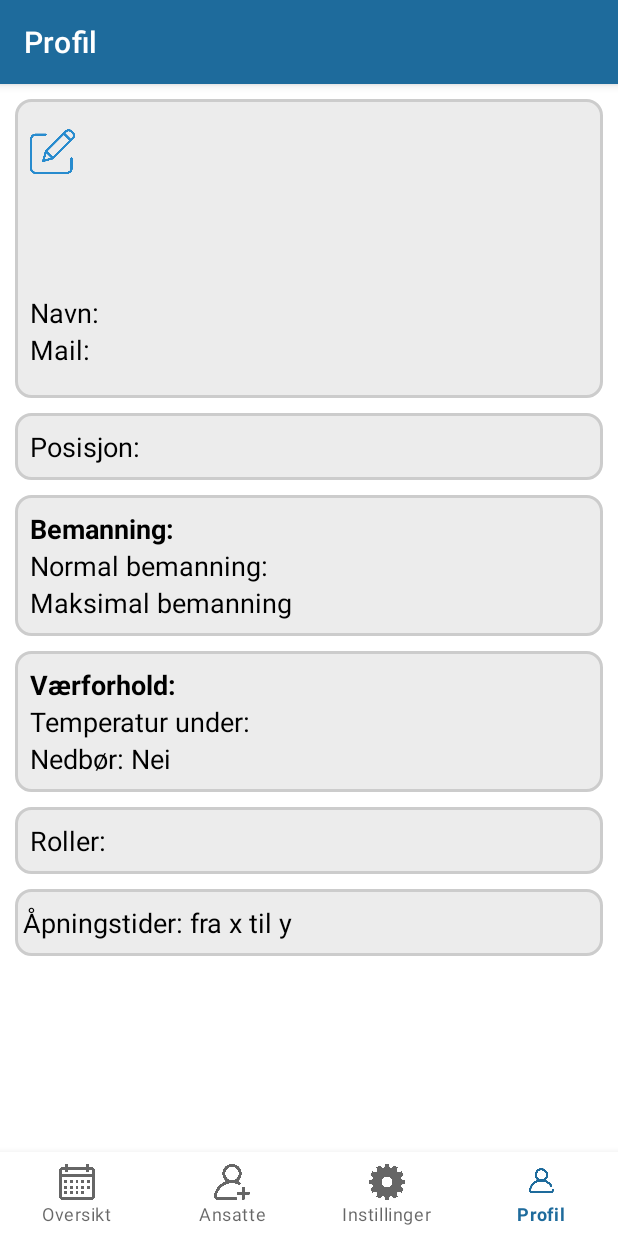
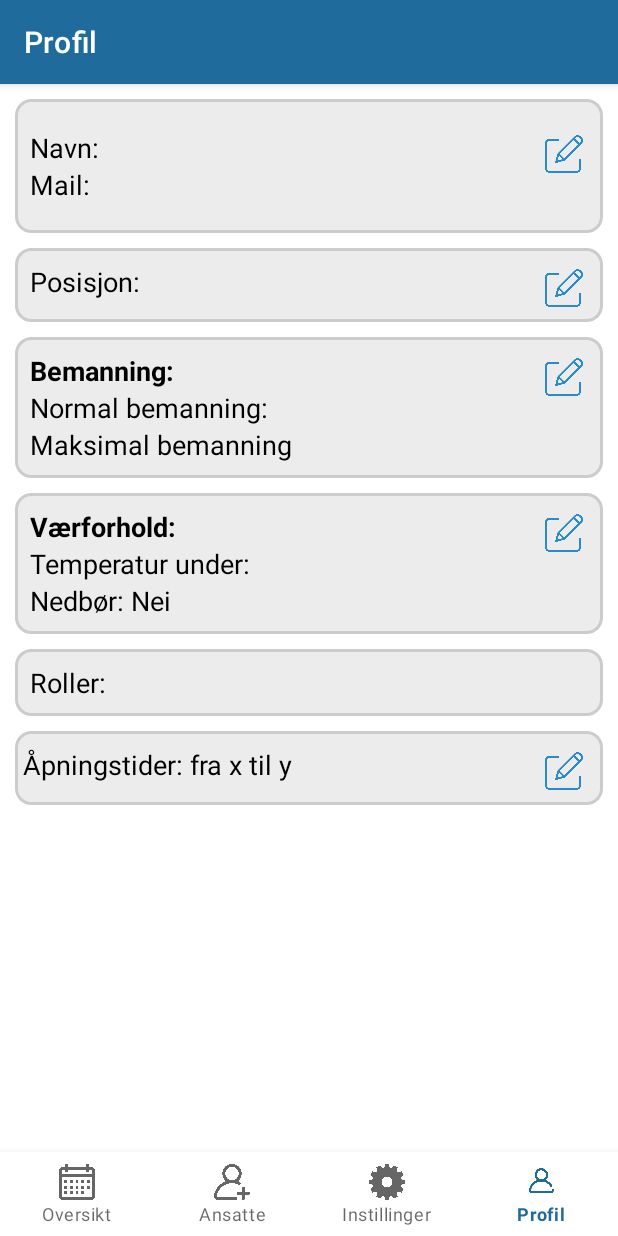
Before and after one commit to lisaantufyeva/IN2000---TEMPS, an Android app: the ProfileFragment screen opened through its navigation route, on a phone screen of 412 x 824 dp. Run offline under Robolectric (Android 15) with nearby library versions, the phone set to English and light mode, and no system bars; our stand-ins replace CircleImageView, navigation-ui; network calls fail; pictures from the network do not load; 11 statements that could not run were skipped.

Commit message:
Lagt til edit-knapp i profil.

```diff
--- a/app/src/main/res/layout/profile_fragment.xml
+++ b/app/src/main/res/layout/profile_fragment.xml
@@ -6,17 +6,17 @@
     android:layout_height="match_parent"
     tools:context=".ui.profile.ProfileFragment">
 
-    <LinearLayout
+    <RelativeLayout
         android:id="@+id/l1"
         android:layout_width="match_parent"
         android:layout_height="wrap_content"
         android:layout_margin="10dp"
+        android:background="@drawable/rounded_corner_view"
         android:orientation="vertical"
         android:paddingLeft="10dp"
         android:paddingTop="20dp"
         android:paddingBottom="20dp"
-        android:background= "@drawable/rounded_corner_view"
-        app:layout_constraintHorizontal_bias="1.0"
+        app:layout_constraintHorizontal_bias="0.526"
         app:layout_constraintLeft_toLeftOf="parent"
         app:layout_constraintRight_toRightOf="parent"
         app:layout_constraintTop_toBottomOf="parent"
@@ -25,27 +25,15 @@
 
         <ImageButton
             android:id="@+id/edit_name"
-            android:layout_width="30dp"
-            android:layout_height="30dp"
+            android:layout_width="25dp"
+            android:layout_height="25dp"
             android:layout_alignParentTop="true"
-            android:layout_alignParentRight="true"
-            android:src="@drawable/edit"
-            android:scaleType="fitCenter"
-            android:background="#ECECEC"/>
-
-        <de.hdodenhof.circleimageview.CircleImageView
-            android:id="@+id/image"
-            android:layout_width="80dp"
-            android:layout_height="80dp"
-            app:civ_border_color="#FF000000"
-            app:civ_border_width="2dp"
-            app:layout_constraintBottom_toBottomOf="parent"
-            app:layout_constraintHorizontal_bias="0.497"
-            app:layout_constraintLeft_toLeftOf="parent"
-            app:layout_constraintRight_toRightOf="parent"
-            app:layout_constraintTop_toBottomOf="parent"
-            app:layout_constraintVertical_bias="0.662" />
-
+            android:layout_alignParentEnd="true"
+            android:layout_marginTop="4dp"
+            android:layout_marginRight="13dp"
+            android:background="#ECECEC"
+            android:scaleType="fitXY"
+            android:src="@drawable/edit" />
 
         <TextView
             android:id="@+id/navn"
@@ -58,6 +46,7 @@
 
         <TextView
             android:id="@+id/mail"
+            android:layout_below="@+id/navn"
             android:layout_width="wrap_content"
             android:layout_height="wrap_content"
             android:text="Mail:"
@@ -65,9 +54,9 @@
             android:textColor="@color/black"
             android:textSize="18sp" />
 
-    </LinearLayout>
+    </RelativeLayout>
 
-    <LinearLayout
+    <RelativeLayout
         android:id="@+id/l2"
         android:layout_width="match_parent"
         android:layout_height="wrap_content"
@@ -82,6 +71,19 @@
         app:layout_constraintRight_toRightOf="parent"
         app:layout_constraintTop_toBottomOf="@id/l1">
 
+        <ImageButton
+            android:id="@+id/edit_pos"
+            android:layout_width="25dp"
+            android:layout_height="25dp"
+            android:layout_alignParentTop="true"
+            android:layout_alignParentEnd="true"
+            android:layout_marginTop="4dp"
+            android:layout_marginRight="13dp"
+            android:src="@drawable/edit"
+            android:scaleType="fitCenter"
+            android:background="#ECECEC"/>
+
+
         <TextView
             android:id="@+id/position"
             android:layout_width="wrap_content"
@@ -91,9 +93,9 @@
             android:textColor="@color/black"
             android:textSize="18sp" />
 
-    </LinearLayout>
+    </RelativeLayout>
 
-    <LinearLayout
+    <RelativeLayout
         android:id="@+id/l3"
         android:layout_width="match_parent"
         android:layout_height="wrap_content"
@@ -108,7 +110,21 @@
         app:layout_constraintRight_toRightOf="parent"
         app:layout_constraintTop_toBottomOf="@id/l2">
 
+        <ImageButton
+            android:id="@+id/edit_work"
+            android:layout_width="25dp"
+            android:layout_height="25dp"
+            android:layout_alignParentTop="true"
+            android:layout_alignParentRight="true"
+            android:layout_marginTop="4dp"
+            android:layout_marginRight="13dp"
+            android:background="#ECECEC"
+            android:scaleType="fitXY"
+            android:src="@drawable/edit" />
+
+
         <TextView
+            android:id="@+id/tekst"
             android:layout_width="wrap_content"
             android:layout_height="wrap_content"
             android:text="Bemanning:"
@@ -124,7 +140,9 @@
             android:text="Normal bemanning:"
             android:textAllCaps="false"
             android:textColor="@color/black"
-            android:textSize="18sp" />
+            android:textSize="18sp"
+            android:layout_below="@+id/tekst"
+            />
 
         <TextView
             android:id="@+id/max_bemanning"
@@ -133,13 +151,14 @@
             android:text="Maksimal bemanning"
             android:textAllCaps="false"
             android:textColor="@color/black"
-            android:textSize="18sp" />
+            android:textSize="18sp"
+            android:layout_below="@+id/normal_bemanning"/>
 
 
 
-    </LinearLayout>
+    </RelativeLayout>
 
-    <LinearLayout
+    <RelativeLayout
         android:id="@+id/l4"
         android:layout_width="match_parent"
         android:layout_height="wrap_content"
@@ -154,7 +173,20 @@
         app:layout_constraintRight_toRightOf="parent"
         app:layout_constraintTop_toBottomOf="@id/l3">
 
+        <ImageButton
+            android:id="@+id/edit_weather"
+            android:layout_width="25dp"
+            android:layout_height="25dp"
+            android:layout_alignParentTop="true"
+            android:layout_alignParentRight="true"
+            android:layout_marginTop="4dp"
+            android:layout_marginRight="13dp"
+            android:background="#ECECEC"
+            android:scaleType="fitXY"
+            android:src="@drawable/edit" />
+
         <TextView
+            android:id="@+id/tekst1"
             android:layout_width="wrap_content"
             android:layout_height="wrap_content"
             android:text="Værforhold:"
@@ -169,7 +201,8 @@
             android:text="Temperatur under: "
             android:textAllCaps="false"
             android:textColor="@color/black"
-            android:textSize="18sp" />
+            android:textSize="18sp"
+            android:layout_below="@+id/tekst1"/>
 
         <TextView
             android:id="@+id/nedbor"
@@ -178,9 +211,10 @@
             android:text="Nedbør: ja/nei"
             android:textAllCaps="false"
             android:textColor="@color/black"
-            android:textSize="18sp" />
+            android:textSize="18sp"
+            android:layout_below="@+id/trigger"/>
 
-    </LinearLayout>
+    </RelativeLayout>
 
     <LinearLayout
         android:id="@+id/l5"
@@ -207,7 +241,7 @@
 
     </LinearLayout>
 
-    <LinearLayout
+    <RelativeLayout
         android:id="@+id/l6"
         android:layout_width="match_parent"
         android:layout_height="wrap_content"
@@ -222,6 +256,19 @@
         app:layout_constraintRight_toRightOf="parent"
         app:layout_constraintTop_toBottomOf="@id/l5">
 
+        <ImageButton
+            android:id="@+id/edit_opening"
+            android:layout_width="25dp"
+            android:layout_height="25dp"
+            android:layout_alignParentTop="true"
+            android:layout_alignParentRight="true"
+            android:layout_marginTop="4dp"
+            android:layout_marginRight="13dp"
+            android:background="#ECECEC"
+            android:scaleType="fitXY"
+            android:src="@drawable/edit" />
+
+
         <TextView
             android:id="@+id/aapning"
             android:layout_width="wrap_content"
@@ -231,7 +278,7 @@
             android:textColor="@color/black"
             android:textSize="18sp" />
 
-    </LinearLayout>
+    </RelativeLayout>
 
 
 
```
